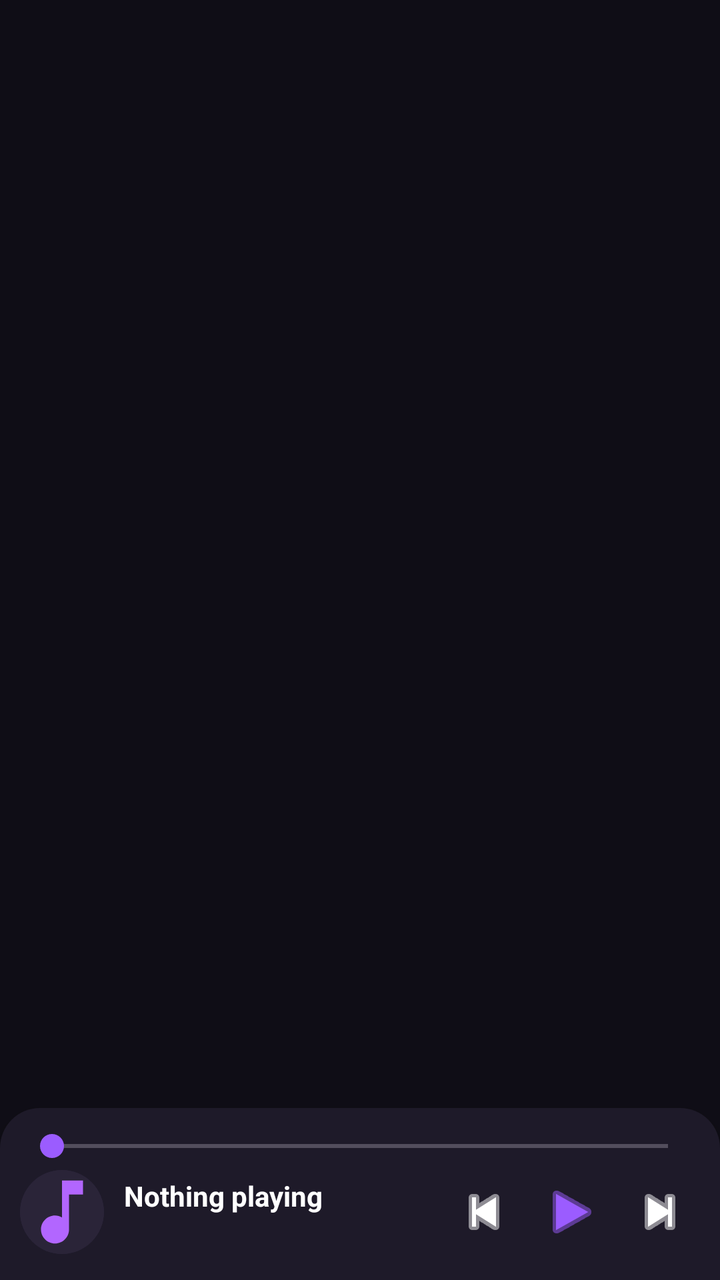
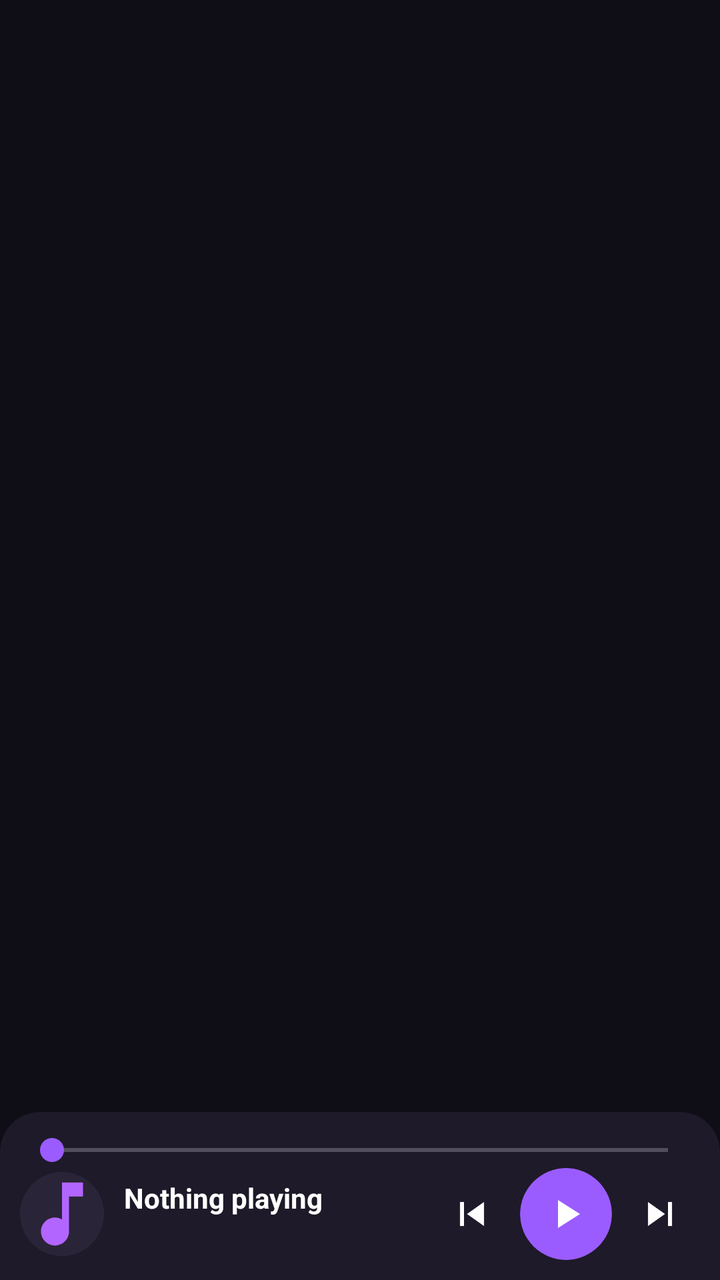

Compare the two renders of this Android layout. The source of the first and the diff that turns it into the second are given below.
<!-- AndroidManifest.xml: application theme Theme.MusicPlayer -->
<!-- res/layout/activity_main.xml -->
<?xml version="1.0" encoding="utf-8"?>
<androidx.constraintlayout.widget.ConstraintLayout
    xmlns:android="http://schemas.android.com/apk/res/android"
    xmlns:app="http://schemas.android.com/apk/res-auto"
    android:layout_width="match_parent"
    android:layout_height="match_parent"
    android:background="@color/backgroundDark">

    <com.google.android.material.tabs.TabLayout
        android:id="@+id/tabLayout"
        android:layout_width="0dp"
        android:layout_height="wrap_content"
        android:background="@color/backgroundDark"
        app:tabMode="scrollable"
        app:tabGravity="start"
        app:tabIndicatorColor="@color/accent"
        app:tabIndicatorHeight="3dp"
        app:tabSelectedTextColor="@color/accent"
        app:tabTextColor="@color/textSecondary"
        app:layout_constraintTop_toTopOf="parent"
        app:layout_constraintStart_toStartOf="parent"
        app:layout_constraintEnd_toEndOf="parent" />

    <androidx.viewpager2.widget.ViewPager2
        android:id="@+id/viewPager"
        android:layout_width="0dp"
        android:layout_height="0dp"
        app:layout_constraintTop_toBottomOf="@id/tabLayout"
        app:layout_constraintBottom_toTopOf="@id/miniPlayerBar"
        app:layout_constraintStart_toStartOf="parent"
        app:layout_constraintEnd_toEndOf="parent" />

    <LinearLayout
        android:id="@+id/miniPlayerBar"
        android:layout_width="0dp"
        android:layout_height="wrap_content"
        android:orientation="vertical"
        android:background="@drawable/bg_mini_player"
        android:elevation="8dp"
        android:padding="10dp"
        android:clickable="true"
        android:focusable="true"
        app:layout_constraintBottom_toBottomOf="parent"
        app:layout_constraintStart_toStartOf="parent"
        app:layout_constraintEnd_toEndOf="parent">

        <SeekBar
            android:id="@+id/miniSeekBar"
            android:layout_width="match_parent"
            android:layout_height="wrap_content"
            android:progressTint="@color/accent"
            android:thumbTint="@color/accent" />

        <LinearLayout
            android:layout_width="match_parent"
            android:layout_height="wrap_content"
            android:gravity="center_vertical"
            android:orientation="horizontal">

            <com.google.android.material.card.MaterialCardView
                android:layout_width="42dp"
                android:layout_height="42dp"
                app:cardCornerRadius="21dp"
                app:cardElevation="0dp"
                app:strokeWidth="0dp">

                <ImageView
                    android:id="@+id/miniArt"
                    android:layout_width="match_parent"
                    android:layout_height="match_parent"
                    android:background="@color/surfaceElevated"
                    android:scaleType="centerCrop"
                    android:src="@drawable/ic_music_note" />
            </com.google.android.material.card.MaterialCardView>

            <LinearLayout
                android:layout_width="0dp"
                android:layout_height="wrap_content"
                android:layout_weight="1"
                android:layout_marginStart="10dp"
                android:orientation="vertical">

                <TextView
                    android:id="@+id/nowPlayingTitle"
                    android:layout_width="wrap_content"
                    android:layout_height="wrap_content"
                    android:maxLines="1"
                    android:ellipsize="end"
                    android:text="Nothing playing"
                    android:textColor="@color/textPrimary"
                    android:textStyle="bold" />

                <TextView
                    android:id="@+id/nowPlayingArtist"
                    android:layout_width="wrap_content"
                    android:layout_height="wrap_content"
                    android:maxLines="1"
                    android:ellipsize="end"
                    android:text=""
                    android:textColor="@color/textSecondary"
                    android:textSize="12sp" />
            </LinearLayout>

            <ImageButton
                android:id="@+id/prevButton"
                android:layout_width="40dp"
                android:layout_height="40dp"
                android:background="@android:color/transparent"
                android:src="@android:drawable/ic_media_previous"
                app:tint="@color/textPrimary" />

            <ImageButton
                android:id="@+id/playPauseButton"
                android:layout_width="48dp"
                android:layout_height="48dp"
                android:background="@android:color/transparent"
                android:src="@android:drawable/ic_media_play"
                app:tint="@color/accent" />

            <ImageButton
                android:id="@+id/nextButton"
                android:layout_width="40dp"
                android:layout_height="40dp"
                android:background="@android:color/transparent"
                android:src="@android:drawable/ic_media_next"
                app:tint="@color/textPrimary" />
        </LinearLayout>
    </LinearLayout>

</androidx.constraintlayout.widget.ConstraintLayout>
<!-- resources referenced by this layout -->
<resources>
  <color name="accent">#9B5CFF</color>
  <color name="backgroundDark">#0F0D16</color>
  <color name="surfaceElevated">#2A2438</color>
  <color name="textPrimary">#FFFFFF</color>
  <color name="textSecondary">#B0A8C0</color>
  <!-- drawable bg_mini_player (drawable) -->
  <?xml version="1.0" encoding="utf-8"?>
  <shape xmlns:android="http://schemas.android.com/apk/res/android" android:shape="rectangle">
      <solid android:color="@color/surfaceDark" />
      <corners
          android:topLeftRadius="20dp"
          android:topRightRadius="20dp"
          android:bottomLeftRadius="0dp"
          android:bottomRightRadius="0dp" />
  </shape>
  <!-- drawable ic_music_note (drawable) -->
  <vector xmlns:android="http://schemas.android.com/apk/res/android"
      android:width="24dp"
      android:height="24dp"
      android:viewportWidth="24"
      android:viewportHeight="24"
      android:tint="#B266FF">
      <path
          android:fillColor="@android:color/white"
          android:pathData="M12,3v10.55c-0.59,-0.34 -1.27,-0.55 -2,-0.55c-2.21,0 -4,1.79 -4,4s1.79,4 4,4s4,-1.79 4,-4V7h4V3H12z" />
  </vector>
  <style name="Theme.MusicPlayer" parent="Theme.Material3.Dark.NoActionBar">
          <item name="colorPrimary">@color/accent</item>
          <item name="colorOnPrimary">@color/textPrimary</item>
          <item name="colorSecondary">@color/accentSecondary</item>
          <item name="colorSurface">@color/surfaceDark</item>
          <item name="colorOnSurface">@color/textPrimary</item>
          <item name="colorSurfaceVariant">@color/surfaceElevated</item>
          <item name="android:windowBackground">@color/backgroundDark</item>
          <item name="android:statusBarColor">@color/backgroundDark</item>
          <item name="android:navigationBarColor">@color/backgroundDark</item>
      </style>
  <color name="surfaceDark">#1E1A29</color>
  <color name="accentSecondary">#FF5CA8</color>
</resources>

<!-- the commit's change to res/layout/activity_main.xml (unified diff, before → after) -->
@@ -106,23 +106,34 @@
                 android:layout_width="40dp"
                 android:layout_height="40dp"
                 android:background="@android:color/transparent"
-                android:src="@android:drawable/ic_media_previous"
+                android:src="@drawable/ic_skip_previous"
                 app:tint="@color/textPrimary" />
 
-            <ImageButton
-                android:id="@+id/playPauseButton"
-                android:layout_width="48dp"
-                android:layout_height="48dp"
-                android:background="@android:color/transparent"
-                android:src="@android:drawable/ic_media_play"
-                app:tint="@color/accent" />
+            <com.google.android.material.card.MaterialCardView
+                android:layout_width="46dp"
+                android:layout_height="46dp"
+                android:layout_marginHorizontal="4dp"
+                app:cardBackgroundColor="@color/accent"
+                app:cardCornerRadius="23dp"
+                app:cardElevation="0dp"
+                app:strokeWidth="0dp">
+
+                <ImageButton
+                    android:id="@+id/playPauseButton"
+                    android:layout_width="match_parent"
+                    android:layout_height="match_parent"
+                    android:background="@android:color/transparent"
+                    android:padding="11dp"
+                    android:src="@drawable/ic_play"
+                    app:tint="@color/textPrimary" />
+            </com.google.android.material.card.MaterialCardView>
 
             <ImageButton
                 android:id="@+id/nextButton"
                 android:layout_width="40dp"
                 android:layout_height="40dp"
                 android:background="@android:color/transparent"
-                android:src="@android:drawable/ic_media_next"
+                android:src="@drawable/ic_skip_next"
                 app:tint="@color/textPrimary" />
         </LinearLayout>
     </LinearLayout>
<!-- resource entries referenced after the edit -->
@@ -26,6 +26,30 @@
           android:fillColor="@android:color/white"
           android:pathData="M12,3v10.55c-0.59,-0.34 -1.27,-0.55 -2,-0.55c-2.21,0 -4,1.79 -4,4s1.79,4 4,4s4,-1.79 4,-4V7h4V3H12z" />
   </vector>
+  <!-- drawable ic_play (drawable) -->
+  <vector xmlns:android="http://schemas.android.com/apk/res/android"
+      android:width="24dp"
+      android:height="24dp"
+      android:viewportWidth="24"
+      android:viewportHeight="24">
+      <path android:fillColor="#FFFFFF" android:pathData="M8,5v14l11,-7z" />
+  </vector>
+  <!-- drawable ic_skip_next (drawable) -->
+  <vector xmlns:android="http://schemas.android.com/apk/res/android"
+      android:width="24dp"
+      android:height="24dp"
+      android:viewportWidth="24"
+      android:viewportHeight="24">
+      <path android:fillColor="#FFFFFF" android:pathData="M6,18l8.5,-6L6,6v12zM16,6v12h2V6h-2z" />
+  </vector>
+  <!-- drawable ic_skip_previous (drawable) -->
+  <vector xmlns:android="http://schemas.android.com/apk/res/android"
+      android:width="24dp"
+      android:height="24dp"
+      android:viewportWidth="24"
+      android:viewportHeight="24">
+      <path android:fillColor="#FFFFFF" android:pathData="M6,6h2v12H6V6zM9.5,12l8.5,6V6l-8.5,6z" />
+  </vector>
   <style name="Theme.MusicPlayer" parent="Theme.Material3.Dark.NoActionBar">
           <item name="colorPrimary">@color/accent</item>
           <item name="colorOnPrimary">@color/textPrimary</item>
